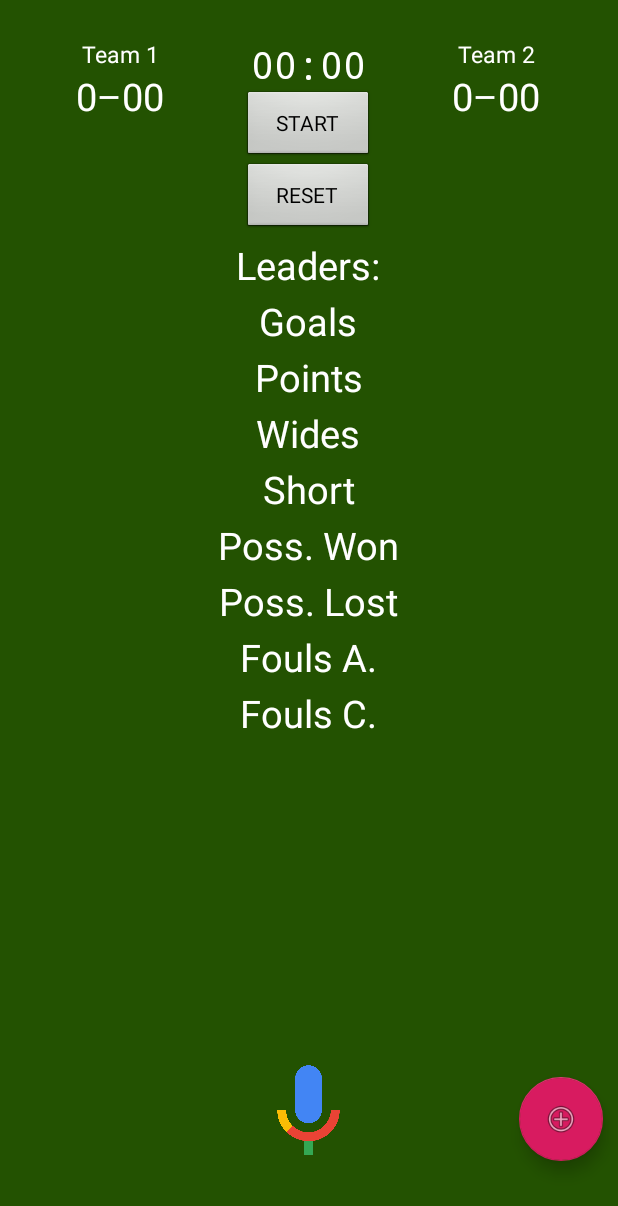
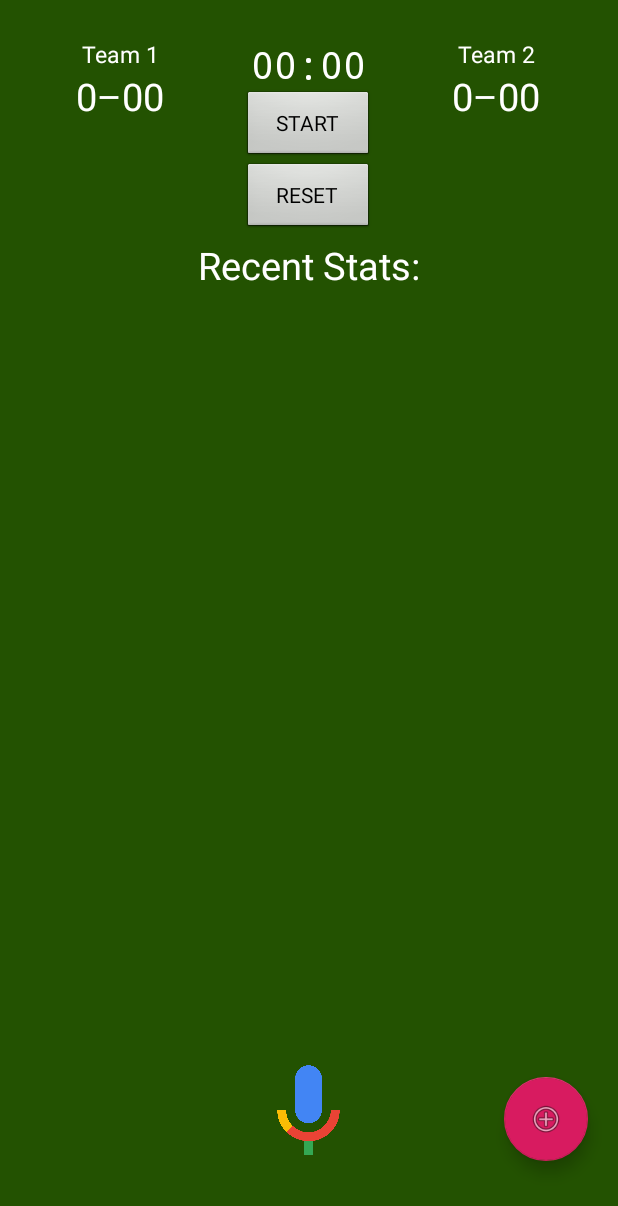
Before and after one commit to CBennett12/SportsStatisticsApplication, an Android app: the screen it shows after launch (FullscreenActivity), on a phone screen of 412 x 824 dp. Shown: the top 1206 px of the screen. Run offline under Robolectric (Android 15) with nearby library versions, the phone set to English and light mode, and no system bars; 1 statement that could not run was skipped.

```diff
--- a/app/src/main/java/com/example/sportsstatisticsapplication/FullscreenActivity.java
+++ b/app/src/main/java/com/example/sportsstatisticsapplication/FullscreenActivity.java
@@ -7,6 +7,7 @@ import android.os.Bundle;
 import android.os.Handler;
 import android.os.SystemClock;
 import android.speech.RecognizerIntent;
+import android.view.KeyEvent;
 import android.view.MotionEvent;
 import android.view.View;
 import android.view.WindowManager;
@@ -52,8 +53,11 @@ public class FullscreenActivity extends AppCompatActivity {
     private TextView teamTwoTV;
     private TextView teamOneScore;
     private TextView teamTwoScore;
-    private TextView leftLeadersText;
-    private TextView rightLeadersText;
+    private TextView textViewOne;
+    private TextView textViewTwo;
+    private TextView textViewThree;
+    private TextView textViewFour;
+    private TextView textViewFive;
     private AlertDialog editTextDialog;
     private AlertDialog helpDialog;
     private EditText editText;
@@ -152,10 +156,14 @@ public class FullscreenActivity extends AppCompatActivity {
         undoBtn = findViewById(R.id.undoButton);
         resetGameBtn = findViewById(R.id.resetButton);
         viewDataBtn = findViewById(R.id.viewButton);
+        textViewOne = findViewById(R.id.TextView1);
+        textViewTwo = findViewById(R.id.TextView2);
+        textViewThree = findViewById(R.id.TextView3);
+        textViewFour = findViewById(R.id.TextView4);
+        textViewFive = findViewById(R.id.TextView5);
+
         editTextDialog = new AlertDialog.Builder(this).create();
         helpDialog = new AlertDialog.Builder(this).create();
-        leftLeadersText = findViewById(R.id.leftTextView);
-        rightLeadersText = findViewById(R.id.rightTextView);
 
         editText = new EditText(this);
         String[] teamNames = {teamOneTV.getText().toString(), teamTwoTV.getText().toString()};
@@ -227,6 +235,7 @@ public class FullscreenActivity extends AppCompatActivity {
 
                 popoutLayout.setVisibility(View.INVISIBLE);
                 textParse.undoStat(game.returnArray());
+                undoStatTexts();
                 Toast toast=Toast. makeText(getApplicationContext(),"Last stat undone",Toast.LENGTH_SHORT);
                 toast.show();
             }
@@ -242,7 +251,7 @@ public class FullscreenActivity extends AppCompatActivity {
                 stopBtn.setVisibility(View.GONE);
                 startBtn.setVisibility(View.VISIBLE);
                 chronometer.stop();
-
+                resetStatTexts();
                 for (int i = 0; i< 2; i++)
                 {
                     game.returnTeam(i).clear();
@@ -250,8 +259,6 @@ public class FullscreenActivity extends AppCompatActivity {
 
                 teamOneScore.setText(game.returnTeam(0).getGoals() + "-" + String.format("%02d",game.returnTeam(0).getPoints()));
                 teamTwoScore.setText(game.returnTeam(1).getGoals() + "-" + String.format("%02d",game.returnTeam(1).getPoints()));
-                leftLeadersText.setText("");
-                rightLeadersText.setText("");
 
             }
         });
@@ -283,6 +290,14 @@ public class FullscreenActivity extends AppCompatActivity {
         // while interacting with the UI.
 
 
+    }
+
+    private void resetStatTexts() {
+        textViewOne.setText("");
+        textViewTwo.setText("");
+        textViewThree.setText("");
+        textViewFour.setText("");
+        textViewFive.setText("");
     }
 
     @Override
@@ -365,11 +380,8 @@ public class FullscreenActivity extends AppCompatActivity {
             {
                 ArrayList<String> result = data.getStringArrayListExtra(RecognizerIntent.EXTRA_RESULTS);
                 textParse.ParseText(result.get(0), game.returnArray());
-                if (textParse.getLastStat().toString() != "") {
-                    leftLeadersText.setText("\n" + game.returnTeam(0).toString());
-                    rightLeadersText.setText("\n" + game.returnTeam(1).toString());
-
-                    Toast.makeText(getApplicationContext(), textParse.getLastStat().toString(), Toast.LENGTH_SHORT).show();
+                if (textParse.isNewStat()) {
+                    setStatTexts(textParse.getLastStat().toString());
                 }
                 else {
                     Toast.makeText(getApplicationContext(), "Incorrect input", Toast.LENGTH_SHORT).show();
@@ -377,6 +389,23 @@ public class FullscreenActivity extends AppCompatActivity {
 
             }
         }
+    }
+
+    private void setStatTexts(String newestStat) {
+        textViewFive.setText(textViewFour.getText());
+        textViewFour.setText(textViewThree.getText());
+        textViewThree.setText(textViewTwo.getText());
+        textViewTwo.setText(textViewOne.getText());
+        textViewOne.setText(newestStat);
+    }
+
+    private void undoStatTexts()
+    {
+        textViewOne.setText(textViewTwo.getText());
+        textViewTwo.setText(textViewThree.getText());
+        textViewThree.setText(textViewFour.getText());
+        textViewFour.setText(textViewFive.getText());
+        textViewFive.setText("");
     }
 
 
@@ -424,5 +453,13 @@ public class FullscreenActivity extends AppCompatActivity {
         changeText();
     }
 
+    @Override
+    public boolean onKeyDown(int keyCode, KeyEvent event) {
+        if(keyCode == KeyEvent.KEYCODE_HEADSETHOOK){
+            getSpeechInput(new View(this));
+            return true;
+        }
+        return super.onKeyDown(keyCode, event);
+    }
 
 }
--- a/app/src/main/res/layout/activity_fullscreen.xml
+++ b/app/src/main/res/layout/activity_fullscreen.xml
@@ -19,8 +19,12 @@
         android:layout_height="3dp" />
 
     <LinearLayout
+        android:id="@+id/ContentLayout"
         android:layout_width="match_parent"
         android:layout_height="match_parent"
+        android:layout_gravity="center_horizontal|center_vertical"
+        android:layout_marginStart="10dp"
+        android:layout_marginEnd="10dp"
         android:orientation="vertical">
 
         <LinearLayout
@@ -146,58 +150,86 @@
         </LinearLayout>
 
         <LinearLayout
-            android:layout_width="402dp"
-            android:layout_height="544dp"
+            android:id="@+id/StatTextViewsLayout"
+            android:layout_width="match_parent"
+            android:layout_height="wrap_content"
             android:layout_gravity="center"
-            android:orientation="horizontal">
+            android:orientation="vertical">
 
             <TextView
-                android:id="@+id/leftTextView"
-                android:layout_width="134dp"
-                android:layout_height="match_parent"
-                android:layout_gravity="center"
-                android:lineSpacingExtra="8sp"
-                android:textAlignment="textEnd"
-                android:textColor="#FFFFFF"
-                android:textSize="25sp" />
-
-            <TextView
-                android:id="@+id/centreTextView"
-                android:layout_width="134dp"
-                android:layout_height="match_parent"
+                android:id="@+id/TopTextView"
+                android:layout_width="match_parent"
+                android:layout_height="wrap_content"
                 android:layout_gravity="center"
                 android:lineSpacingExtra="8sp"
                 android:maxWidth="150dp"
-                android:text="@string/centreText"
+                android:text="@string/TopText"
                 android:textAlignment="center"
                 android:textColor="#FFFFFF"
                 android:textSize="25sp" />
 
             <TextView
-                android:id="@+id/rightTextView"
-                android:layout_width="0dp"
-                android:layout_height="match_parent"
-                android:layout_gravity="end"
-                android:layout_weight="1"
+                android:id="@+id/TextView1"
+                android:layout_width="match_parent"
+                android:layout_height="wrap_content"
+                android:layout_gravity="center"
                 android:lineSpacingExtra="8sp"
-                android:textAlignment="textStart"
+                android:maxWidth="150dp"
+                android:textAlignment="center"
                 android:textColor="#FFFFFF"
-                android:textSize="25sp" />
+                android:textSize="20sp" />
+
+            <TextView
+                android:id="@+id/TextView2"
+                android:layout_width="match_parent"
+                android:layout_height="wrap_content"
+                android:layout_gravity="center"
+                android:lineSpacingExtra="8sp"
+                android:maxWidth="150dp"
+                android:textAlignment="center"
+                android:textColor="#FFFFFF"
+                android:textSize="20sp" />
+
+            <TextView
+                android:id="@+id/TextView3"
+                android:layout_width="match_parent"
+                android:layout_height="wrap_content"
+                android:layout_gravity="center"
+                android:lineSpacingExtra="8sp"
+                android:maxWidth="150dp"
+                android:textAlignment="center"
+                android:textColor="#FFFFFF"
+                android:textSize="20sp" />
+
+            <TextView
+                android:id="@+id/TextView4"
+                android:layout_width="match_parent"
+                android:layout_height="wrap_content"
+                android:layout_gravity="center"
+                android:lineSpacingExtra="8sp"
+                android:maxWidth="150dp"
+                android:textAlignment="center"
+                android:textColor="#FFFFFF"
+                android:textSize="20sp" />
+
+            <TextView
+                android:id="@+id/TextView5"
+                android:layout_width="match_parent"
+                android:layout_height="wrap_content"
+                android:layout_gravity="center"
+                android:lineSpacingExtra="8sp"
+                android:maxWidth="150dp"
+                android:textAlignment="center"
+                android:textColor="#FFFFFF"
+                android:textSize="20sp" />
+
         </LinearLayout>
-
-    </LinearLayout>
-
-    <LinearLayout
-        android:id="@+id/fullscreen_content_controls"
-        android:layout_width="wrap_content"
-        android:layout_height="wrap_content"
-        android:orientation="vertical">
 
     </LinearLayout>
 
 
     <ImageView
-        android:id="@+id/imageView"
+        android:id="@+id/micImage"
         android:layout_width="42dp"
         android:layout_height="68dp"
         android:layout_gravity="bottom|center_horizontal"
@@ -210,23 +242,12 @@
         android:scaleType="fitCenter"
         app:srcCompat="@drawable/google_mic" />
 
-    <com.google.android.material.floatingactionbutton.FloatingActionButton
-        android:id="@+id/infoButton"
-        android:layout_width="wrap_content"
-        android:layout_height="wrap_content"
-        android:layout_gravity="bottom|end"
-        android:layout_marginEnd="10dp"
-        android:layout_marginBottom="50dp"
-        android:clickable="true"
-        android:focusable="true"
-        app:srcCompat="@android:drawable/ic_menu_add" />
-
     <LinearLayout
         android:id="@+id/popoutLayout"
         android:layout_width="77dp"
         android:layout_height="182dp"
         android:layout_gravity="bottom|end"
-        android:layout_marginEnd="5dp"
+        android:layout_marginEnd="10dp"
         android:layout_marginBottom="110dp"
         android:gravity="bottom"
         android:orientation="vertical"
@@ -279,4 +300,23 @@
 
     </LinearLayout>
 
+    <com.google.android.material.floatingactionbutton.FloatingActionButton
+        android:id="@+id/infoButton"
+        android:layout_width="wrap_content"
+        android:layout_height="wrap_content"
+        android:layout_gravity="bottom|end"
+        android:layout_marginEnd="20dp"
+        android:layout_marginBottom="50dp"
+        android:clickable="true"
+        android:focusable="true"
+        app:srcCompat="@android:drawable/ic_menu_add" />
+
+    <LinearLayout
+        android:id="@+id/fullscreen_content_controls"
+        android:layout_width="wrap_content"
+        android:layout_height="wrap_content"
+        android:orientation="vertical">
+
+    </LinearLayout>
+
 </FrameLayout>
--- a/app/src/main/res/values/strings.xml
+++ b/app/src/main/res/values/strings.xml
@@ -13,7 +13,7 @@
     <string name="default_score" translatable="false">0–00</string>
     <string name="help">HELP</string>
     <string name="close">close</string>
-    <string name="centreText">Leaders:\nGoals\nPoints\nWides\nShort\nPoss. Won\nPoss. Lost\nFouls A.\nFouls C.</string>
+    <string name="TopText">Recent Stats:</string>
     <string name="message">"To use this app, you need to say three commands to log a stat.\n First, you say either \"left\" or \"right\" to denote the team on the left or right, then you say the player number, then you say the keyword for the stat in the glossary below:\n
         goal from play\t- goal\n
         point from play\t- point\n
@@ -23,15 +23,15 @@
         ball short to goalkeeper\t- short\n
         possession won\t- turnover\n
         pass completed\t- pass\n
-        possession lost\t- loses\n
+        possession lost\t- loss\n
         foul awarded\t- award\n
         foul committed\t- concede\n
-        65 won\t- sixty\n
+        65 won\t- behind\n
         yellow card awarded\t- yellow\n
         straight red card awarded\t- red.\n
         For example,\n 'left 11 point'\n will log a point to the number 11 on the team on the left hand side of the screen.
         "</string>
-    <string name="speech_prompt">Speak Stat...</string>
+    <string name="speech_prompt">Speak Stat…</string>
 
     <string name="title_activity_table">tableActivity</string>
     <string name="dummy_button">Dummy Button</string>
--- a/build.gradle
+++ b/build.gradle
@@ -7,7 +7,7 @@ buildscript {
 
     }
     dependencies {
-        classpath 'com.android.tools.build:gradle:3.6.1'
+        classpath 'com.android.tools.build:gradle:3.6.2'
 
         // NOTE: Do not place your application dependencies here; they belong
         // in the individual module build.gradle files
```
Also changed, not shown: app/src/main/java/objects/Team.java (+15 -19 lines), app/src/main/java/objects/TextParse.java (+37 -14 lines), 1 other file.
